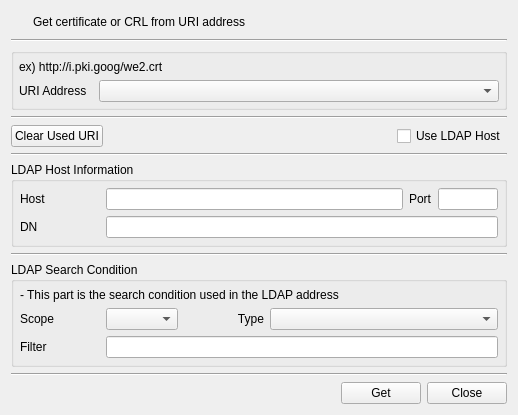
First picture: the form in CertMan/get_uri_dlg.ui, repository jykim74/CertMan, before the edit.
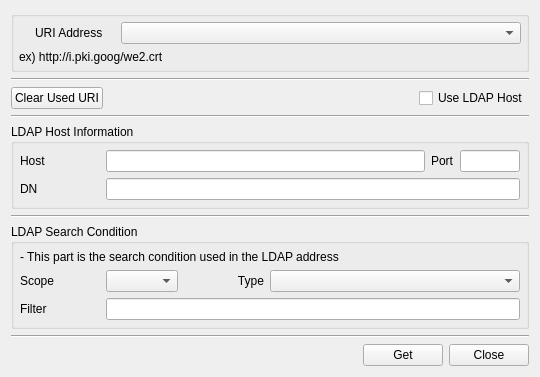
Second picture: the form after the edit. Icons and pictures are not drawn.

Commit message: UI 개선

What changed in the file:
```diff
--- a/CertMan/get_uri_dlg.ui
+++ b/CertMan/get_uri_dlg.ui
@@ -6,61 +6,14 @@
    <rect>
     <x>0</x>
     <y>0</y>
-    <width>518</width>
-    <height>415</height>
+    <width>540</width>
+    <height>376</height>
    </rect>
   </property>
   <property name="windowTitle">
    <string>get data from URI</string>
   </property>
   <layout class="QVBoxLayout" name="verticalLayout">
-   <item>
-    <layout class="QGridLayout" name="gridLayout_3">
-     <property name="topMargin">
-      <number>0</number>
-     </property>
-     <item row="0" column="1">
-      <widget class="QLabel" name="label_9">
-       <property name="text">
-        <string>Get certificate or CRL from URI address</string>
-       </property>
-      </widget>
-     </item>
-     <item row="0" column="0">
-      <widget class="QPushButton" name="pushButton">
-       <property name="minimumSize">
-        <size>
-         <width>16</width>
-         <height>0</height>
-        </size>
-       </property>
-       <property name="maximumSize">
-        <size>
-         <width>16</width>
-         <height>16777215</height>
-        </size>
-       </property>
-       <property name="text">
-        <string/>
-       </property>
-       <property name="icon">
-        <iconset resource="certman.qrc">
-         <normaloff>:/images/online.png</normaloff>:/images/online.png</iconset>
-       </property>
-       <property name="flat">
-        <bool>true</bool>
-       </property>
-      </widget>
-     </item>
-    </layout>
-   </item>
-   <item>
-    <widget class="Line" name="line_5">
-     <property name="orientation">
-      <enum>Qt::Horizontal</enum>
-     </property>
-    </widget>
-   </item>
    <item>
     <widget class="QGroupBox" name="mURIAddrGroup">
      <property name="minimumSize">
@@ -88,29 +41,9 @@
       <property name="horizontalSpacing">
        <number>5</number>
       </property>
-      <item row="0" column="0">
-       <widget class="QLabel" name="label_2">
-        <property name="text">
-         <string>ex) http://i.pki.goog/we2.crt</string>
-        </property>
-       </widget>
-      </item>
       <item row="1" column="0">
        <layout class="QGridLayout" name="gridLayout_7">
-        <item row="0" column="0">
-         <widget class="QLabel" name="mURILabel">
-          <property name="minimumSize">
-           <size>
-            <width>80</width>
-            <height>0</height>
-           </size>
-          </property>
-          <property name="text">
-           <string>URI Address</string>
-          </property>
-         </widget>
-        </item>
-        <item row="0" column="1">
+        <item row="0" column="2">
          <widget class="QComboBox" name="mURICombo">
           <property name="minimumSize">
            <size>
@@ -126,8 +59,54 @@
           </property>
          </widget>
         </item>
+        <item row="0" column="1">
+         <widget class="QLabel" name="mURILabel">
+          <property name="minimumSize">
+           <size>
+            <width>0</width>
+            <height>0</height>
+           </size>
+          </property>
+          <property name="text">
+           <string>URI Address </string>
+          </property>
+         </widget>
+        </item>
+        <item row="0" column="0">
+         <widget class="QPushButton" name="pushButton">
+          <property name="minimumSize">
+           <size>
+            <width>16</width>
+            <height>0</height>
+           </size>
+          </property>
+          <property name="maximumSize">
+           <size>
+            <width>16</width>
+            <height>16777215</height>
+           </size>
+          </property>
+          <property name="text">
+           <string/>
+          </property>
+          <property name="icon">
+           <iconset resource="certman.qrc">
+            <normaloff>:/images/online.png</normaloff>:/images/online.png</iconset>
+          </property>
+          <property name="flat">
+           <bool>true</bool>
+          </property>
+         </widget>
+        </item>
        </layout>
       </item>
+      <item row="2" column="0">
+       <widget class="QLabel" name="label_2">
+        <property name="text">
+         <string>ex) http://i.pki.goog/we2.crt</string>
+        </property>
+       </widget>
+      </item>
      </layout>
     </widget>
    </item>
```
Left out of the diff: 1 changed line with no effect on the pictures. The commit also changes 6 other files.
